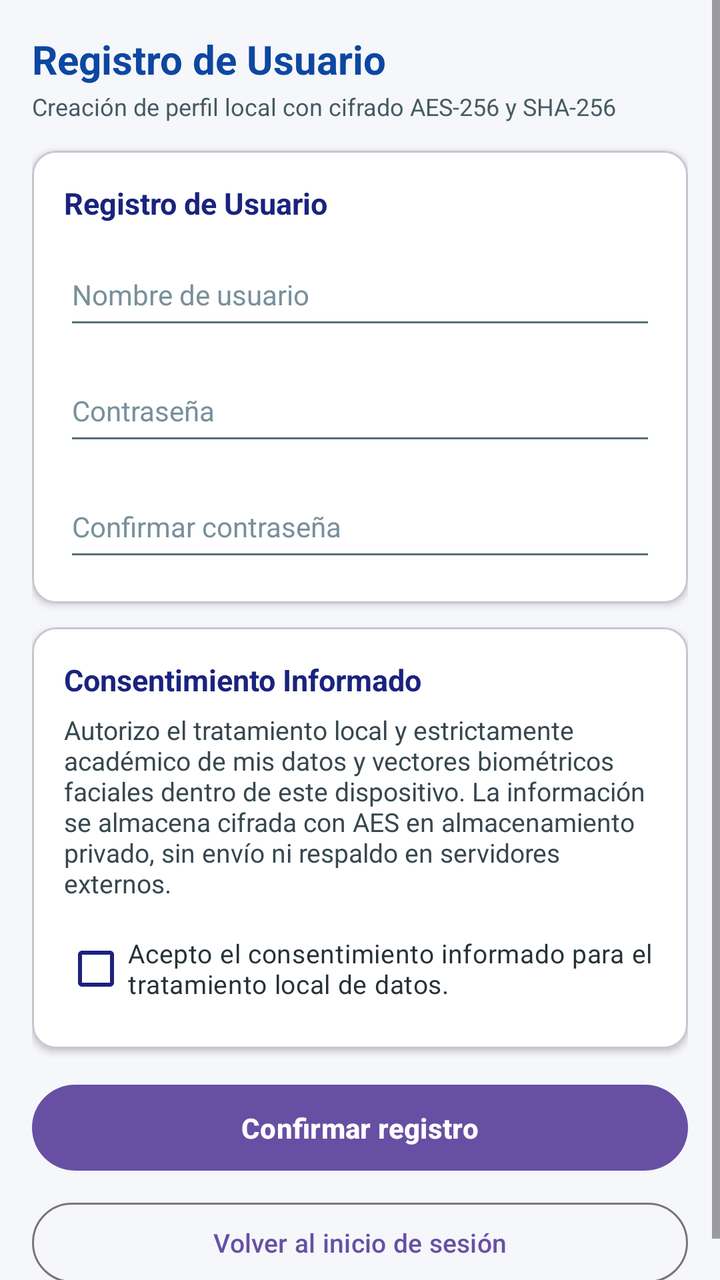
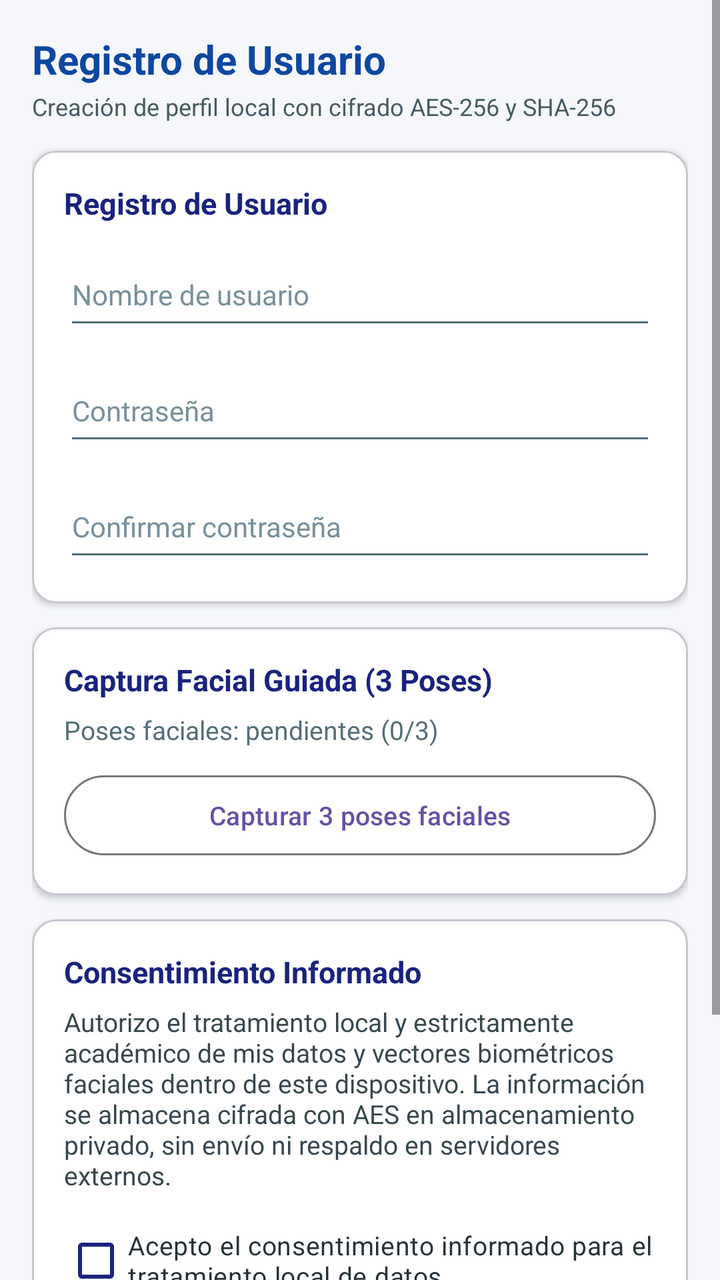

The first picture is an Android layout as it rendered before a commit; the second is the same layout after the commit. The layout source and the unified diff follow.
<!-- AndroidManifest.xml: application theme Theme.ReconocimientoFacial -->
<!-- res/layout/activity_registro.xml -->
<?xml version="1.0" encoding="utf-8"?>
<ScrollView xmlns:android="http://schemas.android.com/apk/res/android"
    xmlns:app="http://schemas.android.com/apk/res-auto"
    xmlns:tools="http://schemas.android.com/tools"
    android:id="@+id/rootRegistro"
    android:layout_width="match_parent"
    android:layout_height="match_parent"
    android:background="#F5F7FA"
    android:fillViewport="true"
    tools:context=".vista.RegistroActivity">

    <LinearLayout
        android:layout_width="match_parent"
        android:layout_height="wrap_content"
        android:orientation="vertical"
        android:padding="16dp">

        
        <TextView
            android:layout_width="match_parent"
            android:layout_height="wrap_content"
            android:text="@string/titulo_registro"
            android:textColor="#0D47A1"
            android:textSize="20sp"
            android:textStyle="bold" />

        <TextView
            android:layout_width="match_parent"
            android:layout_height="wrap_content"
            android:layout_marginTop="2dp"
            android:layout_marginBottom="14dp"
            android:text="@string/subtitulo_registro"
            android:textColor="#455A64"
            android:textSize="12sp" />

        
        <com.google.android.material.card.MaterialCardView
            android:layout_width="match_parent"
            android:layout_height="wrap_content"
            app:cardBackgroundColor="#FFFFFF"
            app:cardCornerRadius="12dp"
            app:cardElevation="2dp">

            <LinearLayout
                android:layout_width="match_parent"
                android:layout_height="wrap_content"
                android:orientation="vertical"
                android:padding="16dp">

                <TextView
                    android:layout_width="match_parent"
                    android:layout_height="wrap_content"
                    android:text="@string/titulo_registro"
                    android:textColor="#1A237E"
                    android:textSize="15sp"
                    android:textStyle="bold" />

                <EditText
                    android:id="@+id/edtRegistroUsuario"
                    android:layout_width="match_parent"
                    android:layout_height="wrap_content"
                    android:layout_marginTop="10dp"
                    android:autofillHints="username"
                    android:backgroundTint="#546E7A"
                    android:hint="@string/hint_usuario"
                    android:inputType="text"
                    android:minHeight="48dp"
                    android:textColor="#263238"
                    android:textColorHint="#78909C"
                    android:textSize="14sp" />

                <EditText
                    android:id="@+id/edtRegistroClave"
                    android:layout_width="match_parent"
                    android:layout_height="wrap_content"
                    android:layout_marginTop="10dp"
                    android:autofillHints="newPassword"
                    android:backgroundTint="#546E7A"
                    android:hint="@string/hint_clave"
                    android:inputType="textPassword"
                    android:minHeight="48dp"
                    android:textColor="#263238"
                    android:textColorHint="#78909C"
                    android:textSize="14sp" />

                <EditText
                    android:id="@+id/edtRegistroConfirmarClave"
                    android:layout_width="match_parent"
                    android:layout_height="wrap_content"
                    android:layout_marginTop="10dp"
                    android:autofillHints="newPassword"
                    android:backgroundTint="#546E7A"
                    android:hint="@string/hint_confirmar_clave"
                    android:inputType="textPassword"
                    android:minHeight="48dp"
                    android:textColor="#263238"
                    android:textColorHint="#78909C"
                    android:textSize="14sp" />
            </LinearLayout>
        </com.google.android.material.card.MaterialCardView>

        
        <com.google.android.material.card.MaterialCardView
            android:layout_width="match_parent"
            android:layout_height="wrap_content"
            android:layout_marginTop="12dp"
            app:cardBackgroundColor="#FFFFFF"
            app:cardCornerRadius="12dp"
            app:cardElevation="2dp">

            <LinearLayout
                android:layout_width="match_parent"
                android:layout_height="wrap_content"
                android:orientation="vertical"
                android:padding="16dp">

                <TextView
                    android:layout_width="match_parent"
                    android:layout_height="wrap_content"
                    android:text="@string/titulo_consentimiento"
                    android:textColor="#1A237E"
                    android:textSize="15sp"
                    android:textStyle="bold" />

                <TextView
                    android:layout_width="match_parent"
                    android:layout_height="wrap_content"
                    android:layout_marginTop="6dp"
                    android:text="@string/texto_consentimiento"
                    android:textColor="#37474F"
                    android:textSize="13sp" />

                <CheckBox
                    android:id="@+id/chkConsentimiento"
                    android:layout_width="match_parent"
                    android:layout_height="wrap_content"
                    android:layout_marginTop="10dp"
                    android:buttonTint="#1A237E"
                    android:text="@string/chk_acepto_consentimiento"
                    android:textColor="#263238"
                    android:textColorHint="#78909C"
                    android:textSize="13sp" />
            </LinearLayout>
        </com.google.android.material.card.MaterialCardView>

        <TextView
            android:id="@+id/txtMensajeRegistro"
            android:layout_width="match_parent"
            android:layout_height="wrap_content"
            android:layout_marginTop="10dp"
            android:textColor="#C62828"
            android:textSize="13sp"
            android:visibility="gone" />

        <Button
            android:id="@+id/btnConfirmarRegistro"
            android:layout_width="match_parent"
            android:layout_height="wrap_content"
            android:layout_marginTop="14dp"
            android:paddingVertical="12dp"
            android:text="@string/btn_confirmar_registro"
            android:textSize="14sp"
            android:textStyle="bold" />

        <Button
            android:id="@+id/btnVolverLogin"
            style="?attr/materialButtonOutlinedStyle"
            android:layout_width="match_parent"
            android:layout_height="wrap_content"
            android:layout_marginTop="8dp"
            android:text="@string/btn_volver_login"
            android:textSize="13sp" />
    </LinearLayout>
</ScrollView>
<!-- resources referenced by this layout -->
<resources>
  <string name="btn_confirmar_registro">Confirmar registro</string>
  <string name="btn_volver_login">Volver al inicio de sesión</string>
  <string name="chk_acepto_consentimiento">Acepto el consentimiento informado para el tratamiento local de datos.</string>
  <string name="hint_clave">Contraseña</string>
  <string name="hint_confirmar_clave">Confirmar contraseña</string>
  <string name="hint_usuario">Nombre de usuario</string>
  <string name="subtitulo_registro">Creación de perfil local con cifrado AES-256 y SHA-256</string>
  <string name="texto_consentimiento">Autorizo el tratamiento local y estrictamente académico de mis datos y vectores biométricos faciales dentro de este dispositivo. La información se almacena cifrada con AES en almacenamiento privado, sin envío ni respaldo en servidores externos.</string>
  <string name="titulo_consentimiento">Consentimiento Informado</string>
  <string name="titulo_registro">Registro de Usuario</string>
  <style name="Theme.ReconocimientoFacial" parent="Base.Theme.ReconocimientoFacial" />
  <style name="Base.Theme.ReconocimientoFacial" parent="Theme.Material3.DayNight.NoActionBar">
          
          
      </style>
</resources>

<!-- the commit's change to res/layout/activity_registro.xml (unified diff, before → after) -->
@@ -117,6 +117,49 @@
                 <TextView
                     android:layout_width="match_parent"
                     android:layout_height="wrap_content"
+                    android:text="Captura Facial Guiada (3 Poses)"
+                    android:textColor="#1A237E"
+                    android:textSize="15sp"
+                    android:textStyle="bold" />
+
+                <TextView
+                    android:id="@+id/txtEstadoPosesRegistro"
+                    android:layout_width="match_parent"
+                    android:layout_height="wrap_content"
+                    android:layout_marginTop="6dp"
+                    android:text="Poses faciales: pendientes (0/3)"
+                    android:textColor="#546E7A"
+                    android:textSize="13sp" />
+
+                <Button
+                    android:id="@+id/btnCapturarTresPoses"
+                    style="?attr/materialButtonOutlinedStyle"
+                    android:layout_width="match_parent"
+                    android:layout_height="wrap_content"
+                    android:layout_marginTop="10dp"
+                    android:text="Capturar 3 poses faciales"
+                    android:textSize="13sp" />
+            </LinearLayout>
+        </com.google.android.material.card.MaterialCardView>
+
+        
+        <com.google.android.material.card.MaterialCardView
+            android:layout_width="match_parent"
+            android:layout_height="wrap_content"
+            android:layout_marginTop="12dp"
+            app:cardBackgroundColor="#FFFFFF"
+            app:cardCornerRadius="12dp"
+            app:cardElevation="2dp">
+
+            <LinearLayout
+                android:layout_width="match_parent"
+                android:layout_height="wrap_content"
+                android:orientation="vertical"
+                android:padding="16dp">
+
+                <TextView
+                    android:layout_width="match_parent"
+                    android:layout_height="wrap_content"
                     android:text="@string/titulo_consentimiento"
                     android:textColor="#1A237E"
                     android:textSize="15sp"
